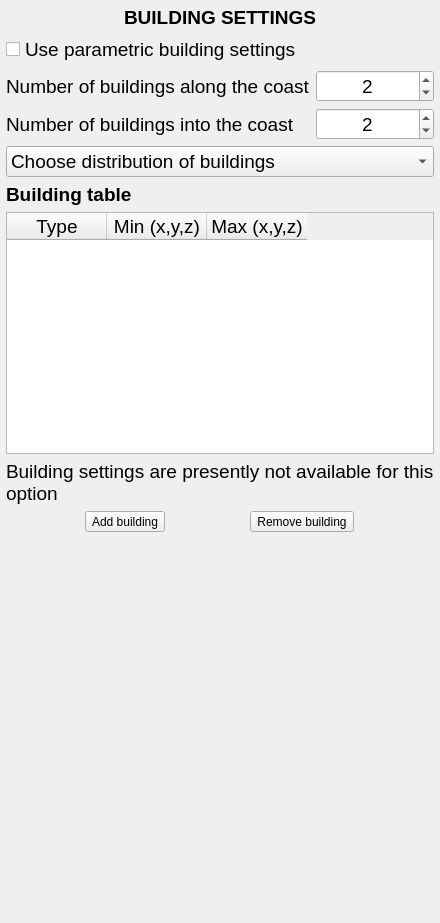
This is HydroUQ/buildings.ui in NHERI-SimCenter/HydroUQ as Qt 5 draws it before an edit. The edited form follows.
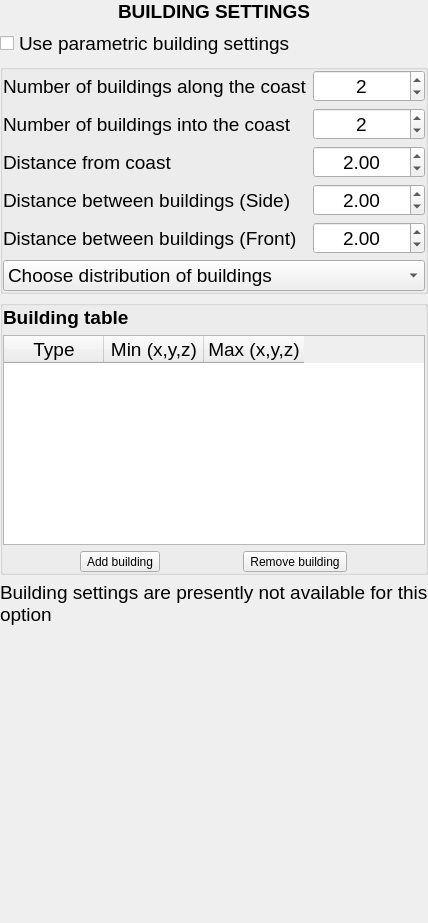
This is the edited form.

Commit message: Building parameterization corrected

Patch:
```diff
--- a/HydroUQ/buildings.ui
+++ b/HydroUQ/buildings.ui
@@ -13,18 +13,18 @@
   <property name="windowTitle">
    <string>Frame</string>
   </property>
-  <layout class="QVBoxLayout" name="verticalLayout">
+  <layout class="QVBoxLayout" name="verticalLayout_3">
    <property name="leftMargin">
-    <number>6</number>
+    <number>0</number>
    </property>
    <property name="topMargin">
-    <number>6</number>
+    <number>0</number>
    </property>
    <property name="rightMargin">
-    <number>6</number>
+    <number>0</number>
    </property>
    <property name="bottomMargin">
-    <number>6</number>
+    <number>0</number>
    </property>
    <item>
     <widget class="QLabel" name="Lbl_H1">
@@ -42,7 +42,7 @@
     </widget>
    </item>
    <item>
-    <widget class="QCheckBox" name="checkBox">
+    <widget class="QCheckBox" name="ChB_Parametric">
      <property name="font">
       <font>
        <pointsize>14</pointsize>
@@ -54,21 +54,27 @@
     </widget>
    </item>
    <item>
-    <layout class="QGridLayout" name="gridLayout">
-     <item row="0" column="0">
-      <widget class="QLabel" name="label">
-       <property name="font">
-        <font>
-         <pointsize>14</pointsize>
-        </font>
-       </property>
-       <property name="text">
-        <string>Number of buildings along the coast</string>
-       </property>
-      </widget>
-     </item>
+    <widget class="QGroupBox" name="GroupPara">
+     <property name="title">
+      <string/>
+     </property>
+     <layout class="QVBoxLayout" name="verticalLayout_2">
+      <property name="leftMargin">
+       <number>0</number>
+      </property>
+      <property name="topMargin">
+       <number>0</number>
+      </property>
+      <property name="rightMargin">
+       <number>0</number>
+      </property>
+      <property name="bottomMargin">
+       <number>0</number>
+      </property>
+      <item>
+       <layout class="QGridLayout" name="GLY_Parametric">
      <item row="1" column="0">
-      <widget class="QLabel" name="label_2">
+         <widget class="QLabel" name="Lbl_NumBuildY">
        <property name="font">
         <font>
          <pointsize>14</pointsize>
@@ -79,8 +85,26 @@
        </property>
       </widget>
      </item>
+        <item row="2" column="1">
+         <widget class="QDoubleSpinBox" name="DSpBx_CoastDist">
+          <property name="font">
+           <font>
+            <pointsize>14</pointsize>
+           </font>
+          </property>
+          <property name="alignment">
+           <set>Qt::AlignCenter</set>
+          </property>
+          <property name="decimals">
+           <number>2</number>
+          </property>
+          <property name="value">
+           <double>2.000000000000000</double>
+          </property>
+         </widget>
+        </item>
      <item row="1" column="1">
-      <widget class="QDoubleSpinBox" name="doubleSpinBox_2">
+         <widget class="QDoubleSpinBox" name="DSpBx_NumBuildY">
        <property name="font">
         <font>
          <pointsize>14</pointsize>
@@ -97,8 +121,56 @@
        </property>
       </widget>
      </item>
+        <item row="3" column="1">
+         <widget class="QDoubleSpinBox" name="DSpBx_BuildDistX">
+          <property name="font">
+           <font>
+            <pointsize>14</pointsize>
+           </font>
+          </property>
+          <property name="alignment">
+           <set>Qt::AlignCenter</set>
+          </property>
+          <property name="decimals">
+           <number>2</number>
+          </property>
+          <property name="value">
+           <double>2.000000000000000</double>
+          </property>
+         </widget>
+        </item>
+        <item row="4" column="0">
+         <widget class="QLabel" name="Lbl_BuildDistY">
+          <property name="font">
+           <font>
+            <pointsize>14</pointsize>
+           </font>
+          </property>
+          <property name="text">
+           <string>Distance between buildings (Front)</string>
+          </property>
+         </widget>
+        </item>
+        <item row="4" column="1">
+         <widget class="QDoubleSpinBox" name="DSpBx_BuildDistY">
+          <property name="font">
+           <font>
+            <pointsize>14</pointsize>
+           </font>
+          </property>
+          <property name="alignment">
+           <set>Qt::AlignCenter</set>
+          </property>
+          <property name="decimals">
+           <number>2</number>
+          </property>
+          <property name="value">
+           <double>2.000000000000000</double>
+          </property>
+         </widget>
+        </item>
      <item row="0" column="1">
-      <widget class="QDoubleSpinBox" name="doubleSpinBox">
+         <widget class="QDoubleSpinBox" name="DSpBx_NumBuildX">
        <property name="font">
         <font>
          <pointsize>14</pointsize>
@@ -115,8 +187,46 @@
        </property>
       </widget>
      </item>
-     <item row="2" column="0" colspan="2">
-      <widget class="QComboBox" name="comboBox">
+        <item row="0" column="0">
+         <widget class="QLabel" name="Lbl_NumBuildX">
+          <property name="font">
+           <font>
+            <pointsize>14</pointsize>
+           </font>
+          </property>
+          <property name="text">
+           <string>Number of buildings along the coast</string>
+          </property>
+         </widget>
+        </item>
+        <item row="3" column="0">
+         <widget class="QLabel" name="Lbl_BuildDistX">
+          <property name="font">
+           <font>
+            <pointsize>14</pointsize>
+           </font>
+          </property>
+          <property name="text">
+           <string>Distance between buildings (Side)</string>
+          </property>
+         </widget>
+        </item>
+        <item row="2" column="0">
+         <widget class="QLabel" name="Lbl_CoastDist">
+          <property name="font">
+           <font>
+            <pointsize>14</pointsize>
+           </font>
+          </property>
+          <property name="text">
+           <string>Distance from coast</string>
+          </property>
+         </widget>
+        </item>
+       </layout>
+      </item>
+      <item>
+       <widget class="QComboBox" name="CmB_BuildDist">
        <property name="font">
         <font>
          <pointsize>14</pointsize>
@@ -140,7 +250,26 @@
       </widget>
      </item>
     </layout>
+    </widget>
    </item>
+   <item>
+    <widget class="QGroupBox" name="GroupNonpara">
+     <property name="title">
+      <string/>
+     </property>
+     <layout class="QVBoxLayout" name="verticalLayout">
+      <property name="leftMargin">
+       <number>0</number>
+      </property>
+      <property name="topMargin">
+       <number>0</number>
+      </property>
+      <property name="rightMargin">
+       <number>0</number>
+      </property>
+      <property name="bottomMargin">
+       <number>0</number>
+      </property>
    <item>
     <widget class="QLabel" name="Lbl_Building">
      <property name="font">
@@ -188,19 +317,6 @@
      </column>
     </widget>
    </item>
-   <item>
-    <widget class="QLabel" name="Lbl_Notice">
-     <property name="font">
-      <font>
-       <pointsize>14</pointsize>
-      </font>
-     </property>
-     <property name="text">
-      <string>Building settings are presently not available for this 
-option</string>
-     </property>
-    </widget>
-   </item>
    <item>
     <layout class="QHBoxLayout" name="HLY_AddBuild">
      <item>
@@ -231,15 +347,31 @@
      </item>
     </layout>
    </item>
+     </layout>
+    </widget>
+   </item>
    <item>
-    <spacer name="VSP">
+    <widget class="QLabel" name="Lbl_Notice">
+     <property name="font">
+      <font>
+       <pointsize>14</pointsize>
+      </font>
+     </property>
+     <property name="text">
+      <string>Building settings are presently not available for this 
+option</string>
+     </property>
+    </widget>
+   </item>
+   <item>
+    <spacer name="verticalSpacer">
      <property name="orientation">
       <enum>Qt::Vertical</enum>
      </property>
      <property name="sizeHint" stdset="0">
       <size>
        <width>20</width>
-       <height>385</height>
+       <height>297</height>
       </size>
      </property>
     </spacer>
```
Lines whose indentation alone changed are shown as unchanged. The commit also changes 11 other files.
